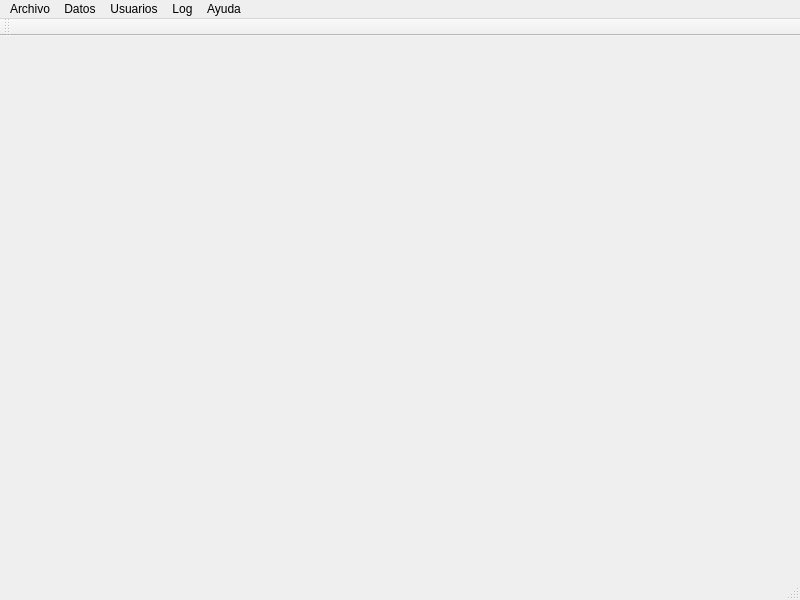
This is transporte_ucv_harvester/mainwindow.ui in BlastDV/compusciens-ucv-transporte-harvester as Qt 5 draws it before an edit. The edited form follows.
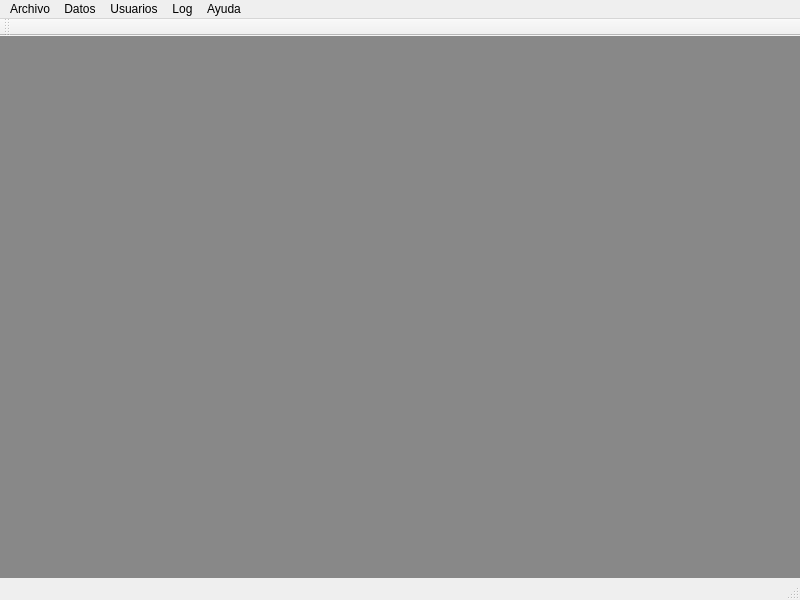
This is the edited form.

```diff
--- a/transporte_ucv_harvester/mainwindow.ui
+++ b/transporte_ucv_harvester/mainwindow.ui
@@ -20,15 +20,13 @@
    <string notr="true"/>
   </property>
   <widget class="QWidget" name="centralWidget">
-   <layout class="QVBoxLayout" name="verticalLayout">
-    <item>
-     <widget class="QLabel" name="BackgroundPicture">
-      <property name="text">
-       <string/>
-      </property>
-     </widget>
-    </item>
-   </layout>
+   <property name="styleSheet">
+    <string notr="true">QWidget #centralWidget
+{
+	background: #888888;
+}</string>
+   </property>
+   <layout class="QVBoxLayout" name="verticalLayout"/>
   </widget>
   <widget class="QMenuBar" name="menuBar">
    <property name="geometry">
```
